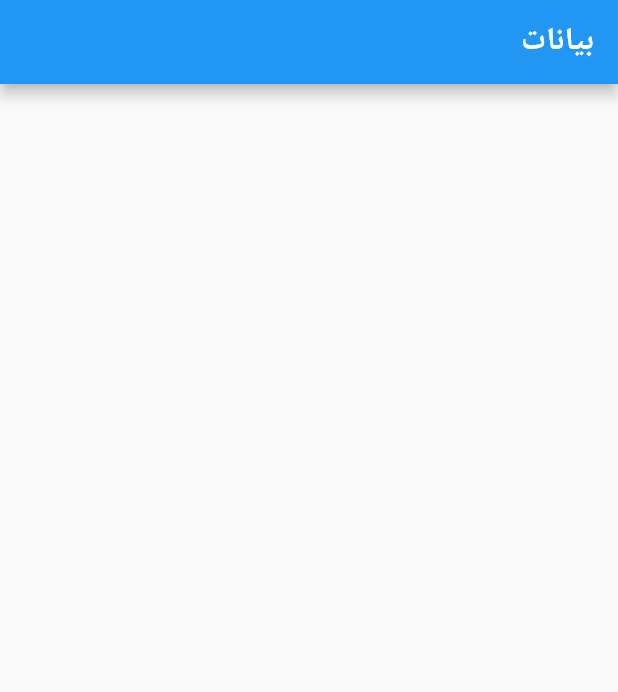
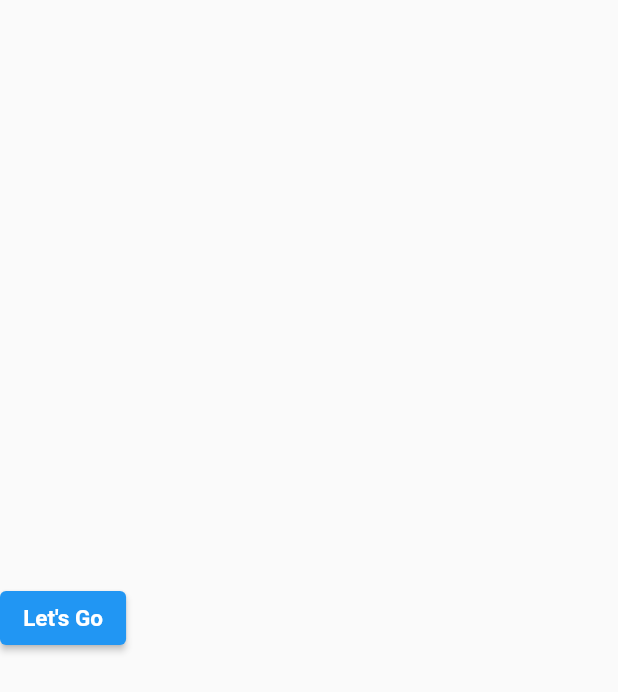
Before and after one commit to mostafaramadanhamed/amwaly, a Flutter app: the screen it shows after launch, on a phone screen of 412 x 824 dp. Shown: the top 692 px of the screen. Run offline on Flutter 3.47's test engine with Material 2 defaults, Android fonts, the phone set to English and light mode, and no system bars; our stand-ins replace easy_localization, flutter_bloc, hive, hive_flutter; accounts and stored records are empty.

Commit message:
make edit

```diff
--- a/lib/core/utils/utils.dart
+++ b/lib/core/utils/utils.dart
@@ -2,10 +2,10 @@ import 'package:flutter/material.dart';
 
 abstract class Utils{
 
-  void push(context,Widget screen){
+ static void push(context,Widget screen){
     Navigator.of(context).push(MaterialPageRoute(builder: (context)=>screen,));
   }
-  void pop(context){
+  static void pop(context){
     Navigator.of(context).pop();
   }
 
--- a/lib/presentation/views/splas_view.dart
+++ b/lib/presentation/views/splas_view.dart
@@ -1,14 +1,23 @@
 import 'package:easy_localization/easy_localization.dart';
 import 'package:flutter/material.dart';
+import 'package:untitled/core/utils/utils.dart';
+
+import 'home_view.dart';
 
 class SplashView extends StatelessWidget {
   const SplashView({Key? key}) : super(key: key);
 
   @override
   Widget build(BuildContext context) {
+
     return Scaffold(
-      appBar: AppBar(
-        title: Text('data'.tr(),),
+      body: Column(
+        mainAxisAlignment: MainAxisAlignment.center,
+        children: [
+          ElevatedButton(onPressed: (){
+            Utils.push(context, const HomeView());
+          }, child: const Text('Let\'s Go')),
+        ],
       ),
     );
   }
```
Also changed, not shown: lib/presentation/views/home_view.dart (added, +12 -0 lines).
